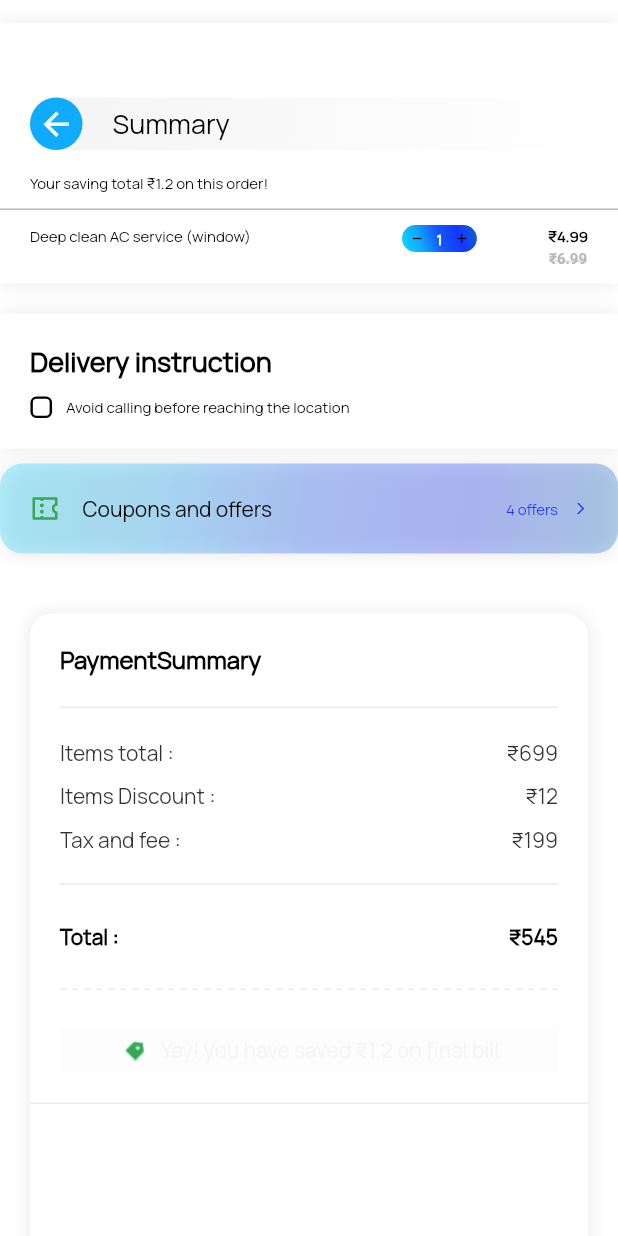
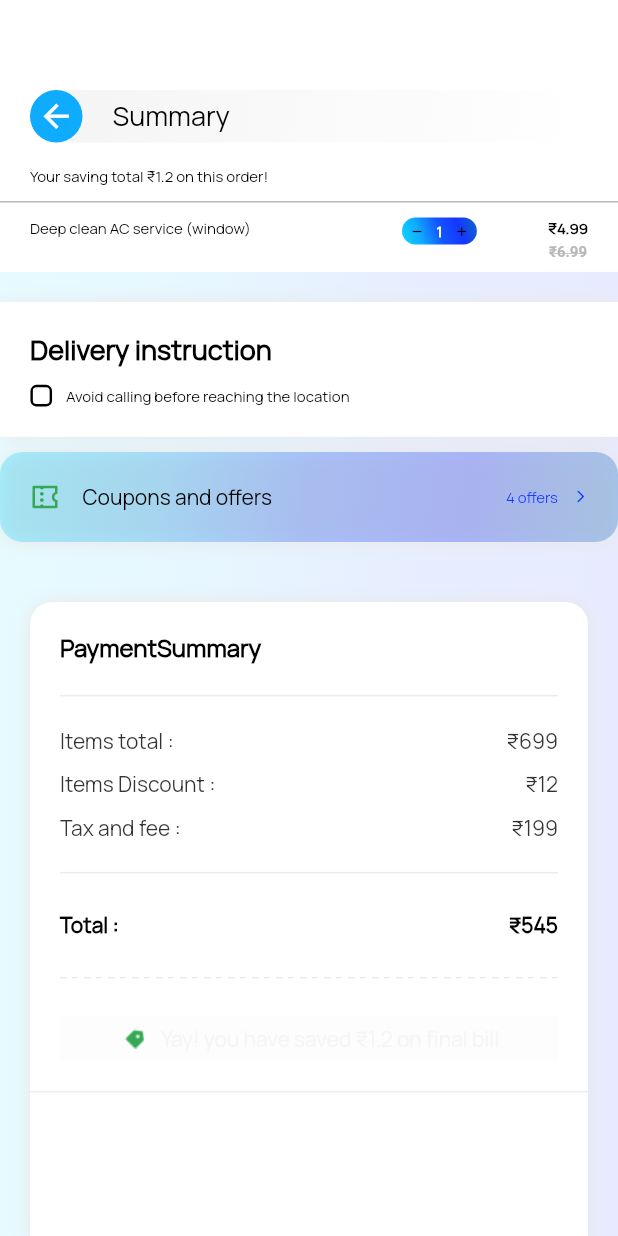
Before and after one commit to manoharantechie/coolwell_app, a Flutter app: the Payment_Summary_Screen screen opened directly, on a phone screen of 412 x 824 dp. Run offline on Flutter 3.47's test engine with Material 2 defaults, Android fonts, the phone set to English and light mode, and no system bars; our stand-ins replace awesome_snackbar_content, flutter_map, flutter_svg, geolocator, latlong2, permission_handler and 2 more; missing offline and left inert: country_calling_code_picker, flutter_sim_country_code; accounts and stored records are empty; project files that could hold a hidden picture were left out.

Commit message:
update_26-04-2023_4

```diff
--- a/lib/screens/payment/payment_summary.dart
+++ b/lib/screens/payment/payment_summary.dart
@@ -19,17 +19,24 @@ class _Payment_Summary_ScreenState extends State<Payment_Summary_Screen> {
   @override
   Widget build(BuildContext context) {
     return Scaffold(
-
       body: Container(
         height: MediaQuery.of(context).size.height,
         width: MediaQuery.of(context).size.width,
-        color: Theme.of(context).focusColor,
-        child: SingleChildScrollView(
-          child: Column(
-            crossAxisAlignment: CrossAxisAlignment.start,
-            mainAxisAlignment: MainAxisAlignment.start,
+          decoration: BoxDecoration(
+            gradient: LinearGradient(
+              begin: Alignment.centerLeft,
+              end: Alignment.centerRight,
+              colors: [
+                const Color(0xFF0DD8FF).withOpacity(0.3),
+                const Color(0xFF0FABFF).withOpacity(0.3),
+                const Color(0xFF1457FF).withOpacity(0.3),
+                const Color(0xFF1636FF).withOpacity(0.3),
+              ],
+            ),
+          ),
+        child: Stack(
           children: [
-              const SizedBox(height: 15.0,),
+            // const SizedBox(height: 15.0,),
             Container(
               decoration: BoxDecoration(
                   color: Theme.of(context).focusColor,
@@ -46,6 +53,7 @@ class _Payment_Summary_ScreenState extends State<Payment_Summary_Screen> {
                 crossAxisAlignment: CrossAxisAlignment.start,
                 mainAxisAlignment: MainAxisAlignment.start,
                 children: [
+                  const SizedBox(height: 10.0,),
                   Container(
                     padding: EdgeInsets.only(left: 20.0,right: 20.0, top: 50.0),
                     child: Column(
@@ -232,7 +240,28 @@ class _Payment_Summary_ScreenState extends State<Payment_Summary_Screen> {
                 ],
               ),
             ),
-              const SizedBox(height: 20.0,),
+            Container(
+              decoration: BoxDecoration(
+                gradient: LinearGradient(
+                  begin: Alignment.centerLeft,
+                  end: Alignment.centerRight,
+                  colors: [
+                    const Color(0xFF0DD8FF).withOpacity(0.1),
+                    const Color(0xFF0FABFF).withOpacity(0.1),
+                    const Color(0xFF1457FF).withOpacity(0.1),
+                    const Color(0xFF1636FF).withOpacity(0.1),
+                  ],
+                ),
+              ),
+              margin: EdgeInsets.only(
+                  top: MediaQuery.of(context).size.height * 0.22),
+              child: SingleChildScrollView(
+                child: Column(
+                  crossAxisAlignment: CrossAxisAlignment.start,
+                  children: [
+                    Container(
+                      height: 20.0,
+                    ),
                     Container(
                       padding: EdgeInsets.only(left: 20.0,right: 20.0, top: 20.0, bottom: 20.0),
                       decoration: BoxDecoration(
@@ -610,12 +639,15 @@ class _Payment_Summary_ScreenState extends State<Payment_Summary_Screen> {
                       ),
                     ),
                     const SizedBox(height: 20.0,),
+                  ],
+                ),
+              ),
+            )
 
 
 
           ],
-          ),
-        ),
+        )
       )
     );
   }
```
Lines whose indentation alone changed are shown as unchanged.
